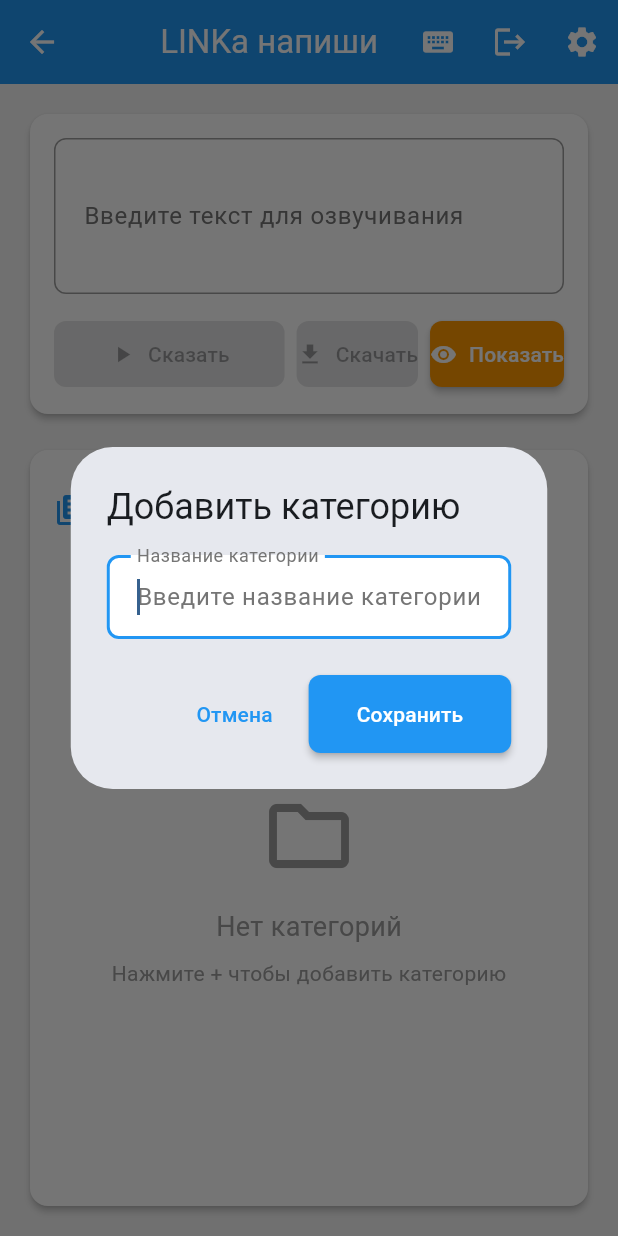
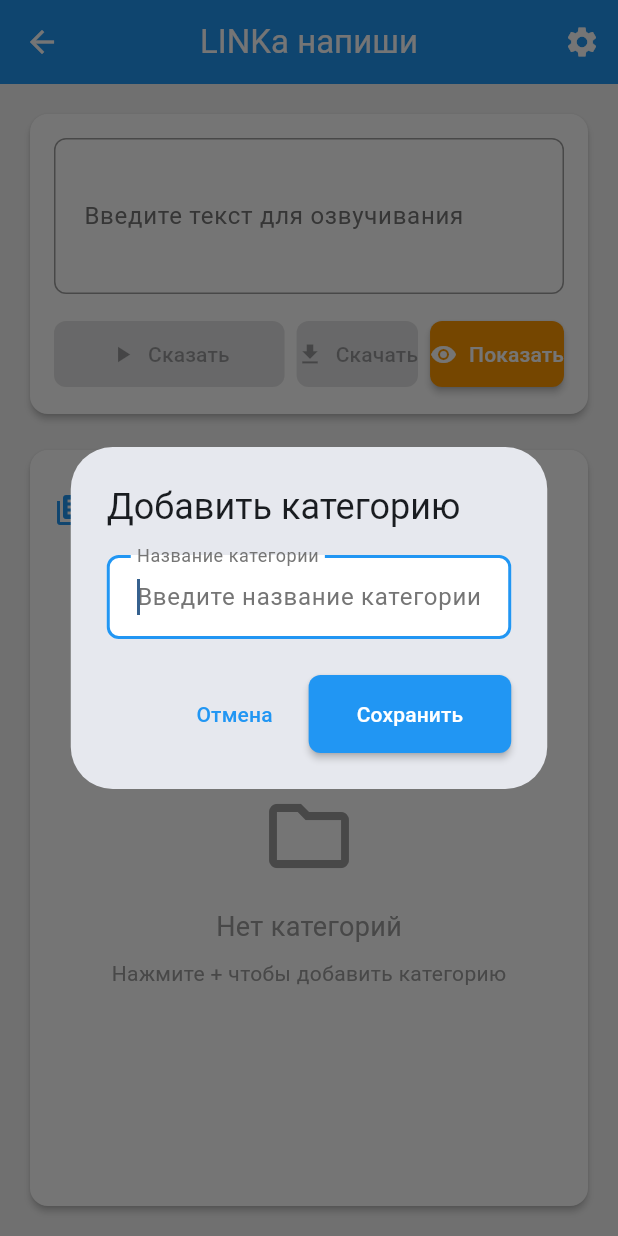
Before and after one commit to linkasu/linka_type_flutter, a Flutter app: the HomeScreen screen opened by its route, after a tap on the "settings" icon, after a tap on the "add" icon, on a phone screen of 412 x 824 dp. Run offline on Flutter 3.47's test engine with Material 3 defaults, Android fonts, the phone set to English and light mode, and no system bars; our stand-ins replace audioplayers, flutter_tts, shared_preferences; accounts and stored records are empty; network calls fail.

Commit message:
refactor: очистить AppBar и перенести функции в настройки
- Удалены кнопки шорткатов и выхода из AppBar в home_screen.dart
- Добавлена кнопка 'Горячие клавиши' в настройки (вкладка Информация)
- Удален неиспользуемый импорт shortcuts_dialog.dart
- Удален неиспользуемый ShortcutController
- Упрощен layout home_screen с LayoutBuilder
- Функционал выхода уже был в настройках (вкладка Аккаунт)

```diff
--- a/lib/ui/screens/home_screen.dart
+++ b/lib/ui/screens/home_screen.dart
@@ -1,12 +1,10 @@
 import 'package:flutter/material.dart';
 import '../../services/tts_service.dart';
-import '../../services/shortcut_controller.dart';
 import '../../api/api.dart';
 import '../theme/app_theme.dart';
 import '../widgets/text_input_block.dart';
 import '../widgets/phrase_bank.dart';
 import '../widgets/crud_dialogs.dart';
-import '../widgets/shortcuts_dialog.dart';
 import 'settings_screen.dart';
 
 class HomeScreen extends StatefulWidget {
@@ -19,7 +17,6 @@
 class _HomeScreenState extends State<HomeScreen> {
   final TTSService _ttsService = TTSService.instance;
   final DataService _dataService = DataService();
-  final ShortcutController _shortcutController = ShortcutController();
   final FocusNode _phraseBankFocus = FocusNode();
 
   List<Category> _categories = [];
@@ -290,47 +287,12 @@
 
   @override
   Widget build(BuildContext context) {
-    return KeyboardListener(
-      focusNode: FocusNode(),
-      onKeyEvent: (event) {
-        _shortcutController.handleKeyEvent(event);
-      },
-      child: Scaffold(
+    return Scaffold(
         appBar: AppBar(
           title: const Text('LINKa напиши'),
           backgroundColor: AppTheme.primaryColor,
           foregroundColor: Colors.white,
           actions: [
-            IconButton(
-              icon: const Icon(Icons.keyboard),
-              onPressed: () {
-                showDialog(
-                  context: context,
-                  builder: (context) => const ShortcutsDialog(),
-                );
-              },
-              tooltip: 'Горячие клавиши',
-            ),
-            IconButton(
-              icon: const Icon(Icons.logout),
-              onPressed: () async {
-                final confirmed = await CrudDialogs.showConfirmDialog(
-                  context: context,
-                  title: 'Выйти из аккаунта?',
-                  content: 'Вы уверены, что хотите выйти?',
-                  confirmText: 'Выйти',
-                  cancelText: 'Отмена',
-                );
-
-                if (confirmed == true) {
-                  await TokenManager.clearAll();
-                  if (mounted) {
-                    Navigator.of(context).pushReplacementNamed('/login');
-                  }
-                }
-              },
-              tooltip: 'Выйти',
-            ),
             IconButton(
               icon: const Icon(Icons.settings),
               onPressed: () {
@@ -345,19 +307,23 @@
         ),
         body: _isLoading
             ? const Center(child: CircularProgressIndicator())
-            : Padding(
-                padding: const EdgeInsets.all(16.0),
-                child: Column(
+            : LayoutBuilder(
+                builder: (context, constraints) {
+                  return Column(
                     children: [
                       // Блок ввода текста
-                    TextInputBlock(
+                      Padding(
+                        padding: const EdgeInsets.all(16.0),
+                        child: TextInputBlock(
                           onSayText: _sayText,
                           onDownloadText: _downloadText,
                         ),
-                    const SizedBox(height: 16),
+                      ),
 
                       // Банк фраз
                       Expanded(
+                        child: Padding(
+                          padding: const EdgeInsets.fromLTRB(16.0, 0, 16.0, 16.0),
                           child: Focus(
                             focusNode: _phraseBankFocus,
                             child: PhraseBank(
@@ -375,9 +341,10 @@
                             ),
                           ),
                         ),
+                      ),
                     ],
-                ),
-              ),
+                  );
+                },
               ),
     );
   }
--- a/lib/ui/screens/settings_screen.dart
+++ b/lib/ui/screens/settings_screen.dart
@@ -4,6 +4,7 @@
 import '../../services/tts_service.dart';
 import '../../api/api.dart';
 import '../theme/app_theme.dart';
+import '../widgets/shortcuts_dialog.dart';
 import 'login_screen.dart';
 import 'reset_password_screen.dart';
 
@@ -553,6 +554,18 @@
                   const SizedBox(height: 16),
                   const Divider(),
                   ListTile(
+                    leading: const Icon(Icons.keyboard),
+                    title: const Text('Горячие клавиши'),
+                    subtitle: const Text('Показать список доступных шорткатов'),
+                    trailing: const Icon(Icons.arrow_forward_ios),
+                    onTap: () {
+                      showDialog(
+                        context: context,
+                        builder: (context) => const ShortcutsDialog(),
+                      );
+                    },
+                  ),
+                  ListTile(
                     leading: const Icon(Icons.help_outline),
                     title: const Text('Справка'),
                     subtitle: const Text('Как использовать приложение'),
```
Lines whose indentation alone changed are shown as unchanged.
